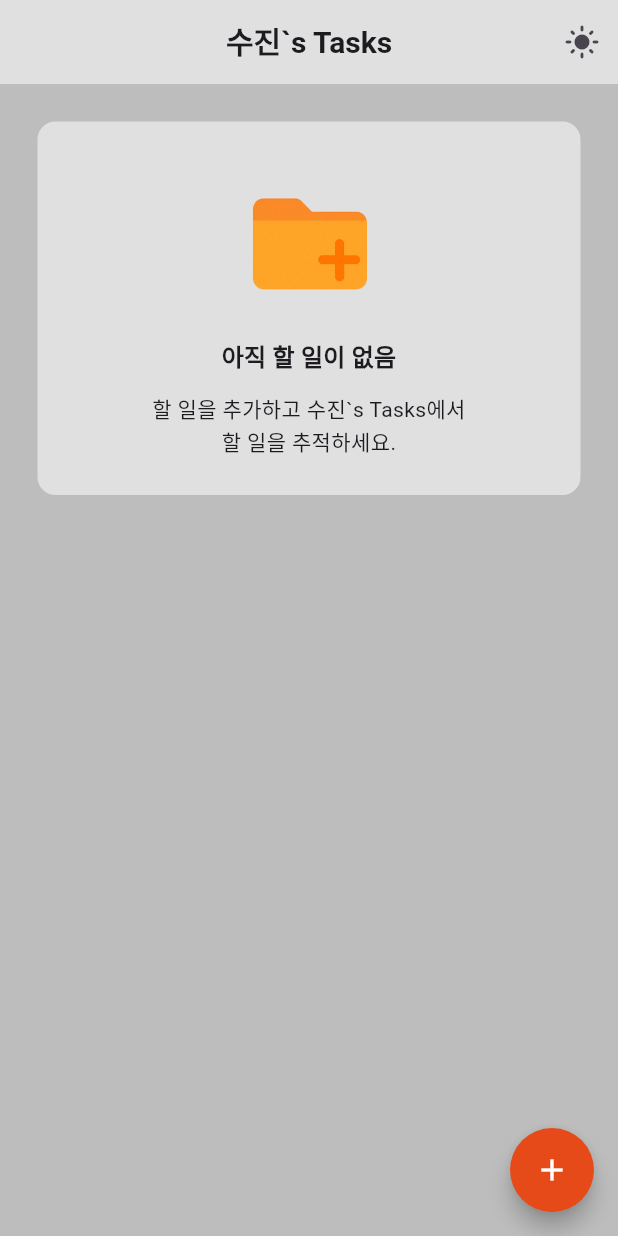
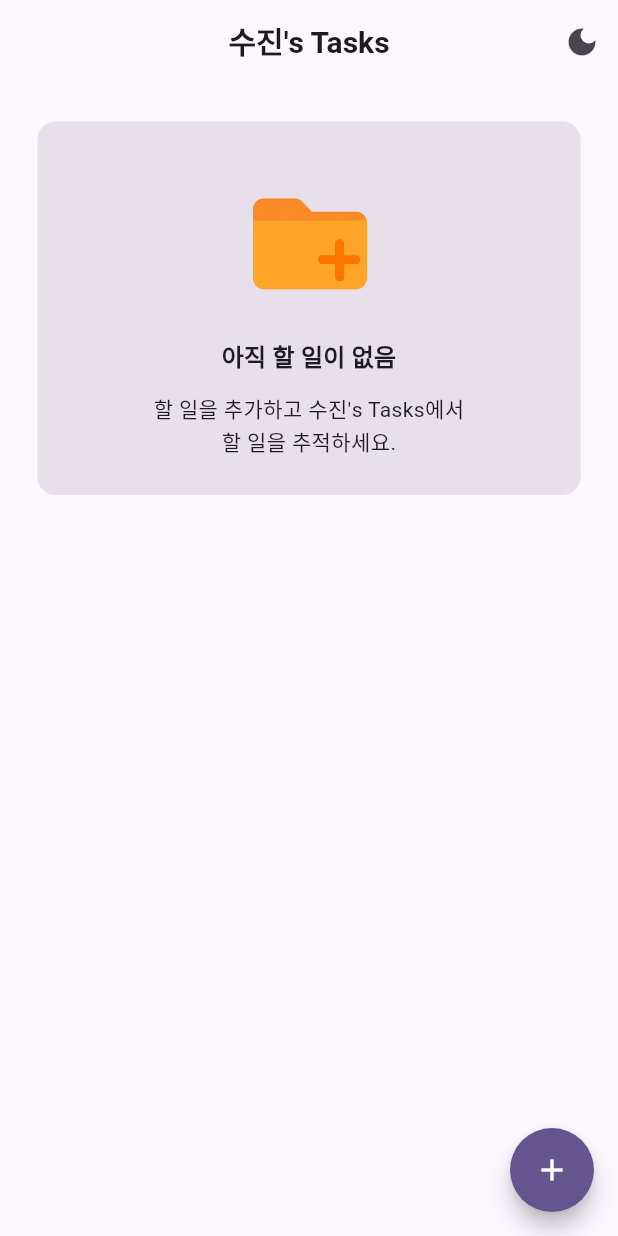
Before and after one commit to corazon4815/tasks, a Flutter app: the screen it shows after launch, on a phone screen of 412 x 824 dp. Run offline on Flutter 3.47's test engine with Material 3 defaults, Android fonts, the phone set to English and light mode, and no system bars.

Commit message:
feat: 다크 테마 적용

```diff
--- /dev/null
+++ b/lib/core/theme_action.dart
@@ -0,0 +1,14 @@
+import 'package:flutter/material.dart';
+
+class ThemeAction extends InheritedWidget {
+  final VoidCallback? toggleThemeMode;
+  const ThemeAction({required super.child, this.toggleThemeMode, super.key});
+
+  static ThemeAction? of(BuildContext context) {
+    return context.dependOnInheritedWidgetOfExactType<ThemeAction>();
+  }
+
+  @override
+  bool updateShouldNotify(ThemeAction oldWidget) =>
+      toggleThemeMode != oldWidget.toggleThemeMode;
+}
--- a/lib/main.dart
+++ b/lib/main.dart
@@ -1,4 +1,5 @@
 import 'package:flutter/material.dart';
+import 'package:tasks/core/theme_action.dart';
 import 'pages/home_page.dart';
 
 void main() {
@@ -14,55 +15,60 @@ class TasksApp extends StatefulWidget {
 
 class _TasksAppState extends State<TasksApp> {
   ThemeMode _themeMode = ThemeMode.light;
-
-  void _toggleThemeMode() {
-    setState(() {
-      _themeMode =
-          _themeMode == ThemeMode.light ? ThemeMode.dark : ThemeMode.light;
-    });
-  }
+  void _toggleThemeMode() => setState(() {
+    _themeMode = _themeMode == ThemeMode.light ? ThemeMode.dark : ThemeMode.light;
+  });
 
   @override
   Widget build(BuildContext context) {
-    final colorSeed = const Color(0xFF6750A4);
+    const colorSeed = Color(0xFF6750A4);
+
+    ThemeData buildTheme(Brightness brightness) {
+      final scheme = ColorScheme.fromSeed(
+        seedColor: colorSeed,
+        brightness: brightness,
+      );
+      return ThemeData(
+        useMaterial3: true,
+        colorScheme: scheme,
+        scaffoldBackgroundColor: scheme.surface,
+        appBarTheme: const AppBarTheme(
+          centerTitle: true,
+          surfaceTintColor: Colors.transparent,
+          elevation: 0,
+        ),
+        cardColor: scheme.surfaceVariant,
+        cardTheme: CardThemeData(
+          color: scheme.surfaceVariant,
+          elevation: 0,
+          shape: RoundedRectangleBorder(borderRadius: BorderRadius.circular(12)),
+        ),
+        listTileTheme: ListTileThemeData(iconColor: scheme.onSurfaceVariant),
+        floatingActionButtonTheme: FloatingActionButtonThemeData(
+          backgroundColor: scheme.primary,
+          foregroundColor: scheme.onPrimary,
+          shape: const CircleBorder(),
+        ),
+        bottomSheetTheme: BottomSheetThemeData(
+          backgroundColor: scheme.surface,
+          surfaceTintColor: Colors.transparent,
+          shape: const RoundedRectangleBorder(
+            borderRadius: BorderRadius.vertical(top: Radius.circular(16)),
+          ),
+        ),
+      );
+    }
 
     return MaterialApp(
       title: 'tasks',
       debugShowCheckedModeBanner: false,
       themeMode: _themeMode,
-      theme: ThemeData(
-        useMaterial3: true,
-        colorScheme: ColorScheme.fromSeed(seedColor: colorSeed),
-        appBarTheme: const AppBarTheme(centerTitle: true),
-      ),
-      darkTheme: ThemeData(
-        useMaterial3: true,
-        colorScheme:
-            ColorScheme.fromSeed(seedColor: colorSeed, brightness: Brightness.dark),
-        appBarTheme: const AppBarTheme(centerTitle: true),
-      ),
-      home: _ThemeAction(
+      theme: buildTheme(Brightness.light),
+      darkTheme: buildTheme(Brightness.dark),
+      home: ThemeAction(
         toggleThemeMode: _toggleThemeMode,
         child: const HomePage(studentName: '수진'),
       ),
     );
   }
 }
-
-/// HomePage에서 테마 토글을 호출하기 위해 import
-class _ThemeAction extends InheritedWidget {
-  final VoidCallback? toggleThemeMode;
-
-  const _ThemeAction({
-    required super.child,
-    this.toggleThemeMode,
-  });
-
-  static _ThemeAction? of(BuildContext context) {
-    return context.dependOnInheritedWidgetOfExactType<_ThemeAction>();
-  }
-
-  @override
-  bool updateShouldNotify(_ThemeAction oldWidget) =>
-      toggleThemeMode != oldWidget.toggleThemeMode;
-}
--- a/lib/pages/home_page.dart
+++ b/lib/pages/home_page.dart
@@ -4,6 +4,7 @@ import '/widgets/no_todo.dart';
 import '/widgets/todo_view.dart';
 import '/widgets/add_todo_sheet.dart';
 import 'todo_detail_page.dart';
+import '/core/theme_action.dart';
 
 class HomePage extends StatefulWidget {
   final String studentName;
@@ -16,24 +17,16 @@ class HomePage extends StatefulWidget {
 
 class _HomePageState extends State<HomePage> {
   final List<ToDoEntity> _todos = [];
-
-  String get _appTitle => "${widget.studentName}`s Tasks";
+  String get _appTitle => "${widget.studentName}'s Tasks";
 
   Future<void> _openAddSheet() async {
     final result = await showModalBottomSheet<ToDoEntity>(
       context: context,
       isScrollControlled: true,
-      shape: const RoundedRectangleBorder(
-      borderRadius: BorderRadius.vertical(top: Radius.circular(16)),
-    ),
-    backgroundColor: const Color(0xFFF6F6F6), // ← #F6F6F6
       builder: (context) => const AddToDoSheet(),
     );
-
     if (result != null) {
-      setState(() {
-        _todos.insert(0, result);
-      });
+      setState(() => _todos.insert(0, result));
     }
   }
 
@@ -68,30 +61,24 @@ class _HomePageState extends State<HomePage> {
 
   @override
   Widget build(BuildContext context) {
-  const bgGray = Color(0xFFBDBDBD);
-  const fabOrange = Color(0xFFE64A19);
-  const appBarGray = Color(0xFFE0E0E0);
+    final theme = Theme.of(context);
+    final scheme = theme.colorScheme;
 
     return Scaffold(
-    resizeToAvoidBottomInset: false,
-    backgroundColor: bgGray,
       appBar: AppBar(
-      backgroundColor: appBarGray,
-      elevation: 0,
-      centerTitle: true,
-      title: const Text(
-        "수진`s Tasks",
-        style: TextStyle(fontSize: 20, fontWeight: FontWeight.bold),
+        title: Text(
+          _appTitle,
+          style: const TextStyle(fontSize: 20, fontWeight: FontWeight.bold),
         ),
         actions: [
           IconButton(
             tooltip: '테마 전환',
             icon: Icon(
-            Theme.of(context).brightness == Brightness.dark
-                ? Icons.dark_mode
-                : Icons.light_mode,
+              theme.brightness == Brightness.dark
+                  ? Icons.light_mode
+                  : Icons.dark_mode,
             ),
-          onPressed: () => _ThemeAction.of(context)?.toggleThemeMode?.call(),
+            onPressed: () => ThemeAction.of(context)?.toggleThemeMode?.call(),
           ),
         ],
       ),
@@ -104,15 +91,16 @@ Widget build(BuildContext context) {
                   child: SafeArea(
                     child: Align(
                       alignment: Alignment.topCenter,
-                widthFactor: 1.0,
                       child: Padding(
-                  padding: const EdgeInsets.fromLTRB(5, 5, 5, 5),
+                        padding: const EdgeInsets.all(5),
                         child: ConstrainedBox(
                           constraints: const BoxConstraints(maxWidth: 700),
                           child: NoToDo(
                             appBarTitle: _appTitle,
                             onAddPressed: _openAddSheet,
-                      cardColor: const Color(0xFFe0e0e0),
+                            // ❌ 하드코딩: const Color(0xFFe0e0e0)
+                            // ✅ 카드/표면 계열 색
+                            cardColor: theme.cardColor, // 또는 scheme.surfaceVariant
                           ),
                         ),
                       ),
@@ -122,7 +110,7 @@ Widget build(BuildContext context) {
               ),
             )
           : ListView.builder(
-            padding: const EdgeInsets.fromLTRB(10, 10, 10, 10),
+              padding: const EdgeInsets.all(10),
               itemCount: _todos.length,
               itemBuilder: (context, index) {
                 final t = _todos[index];
@@ -136,32 +124,10 @@ Widget build(BuildContext context) {
             ),
 
       floatingActionButton: FloatingActionButton(
-      shape: const CircleBorder(),
-      backgroundColor: fabOrange,
-      foregroundColor: Colors.white,
         onPressed: _openAddSheet,
         child: const Icon(Icons.add, size: 24),
       ),
       floatingActionButtonLocation: FloatingActionButtonLocation.endFloat,
     );
   }
-
 }
-
-/// 상위(MaterialApp)에서 테마 토글 콜백을 전달하기 위한 간단한 InheritedWidget
-class _ThemeAction extends InheritedWidget {
-  final VoidCallback? toggleThemeMode;
-
-  const _ThemeAction({
-    required super.child,
-    this.toggleThemeMode,
-  });
-
-  static _ThemeAction? of(BuildContext context) {
-    return context.dependOnInheritedWidgetOfExactType<_ThemeAction>();
-  }
-
-  @override
-  bool updateShouldNotify(_ThemeAction oldWidget) =>
-      toggleThemeMode != oldWidget.toggleThemeMode;
-}
```
Also changed, not shown: lib/pages/todo_detail_page.dart (+41 -14 lines), lib/widgets/todo_view.dart (+29 -11 lines). Lines whose indentation alone changed are shown as unchanged.
